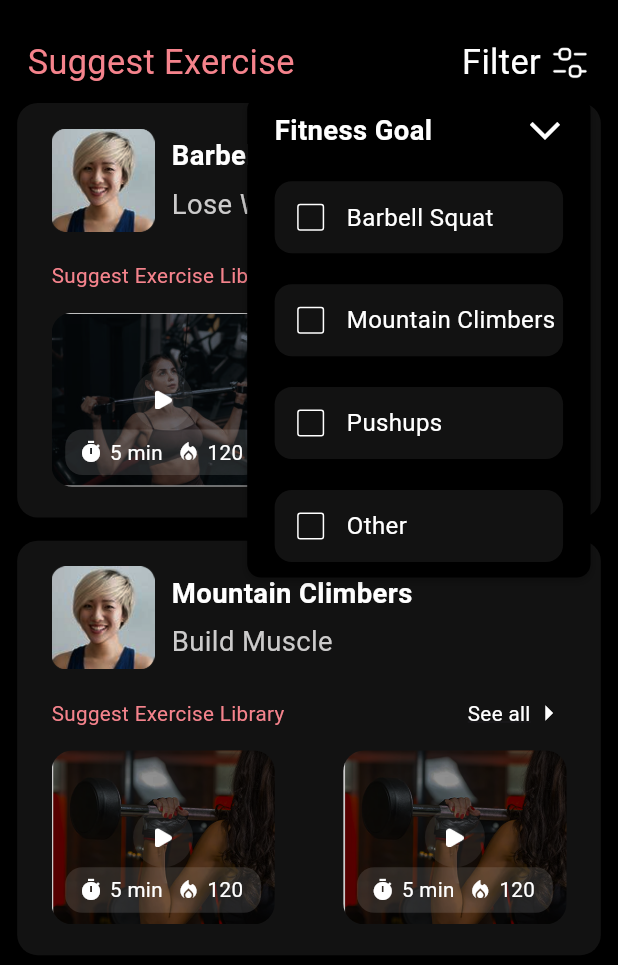
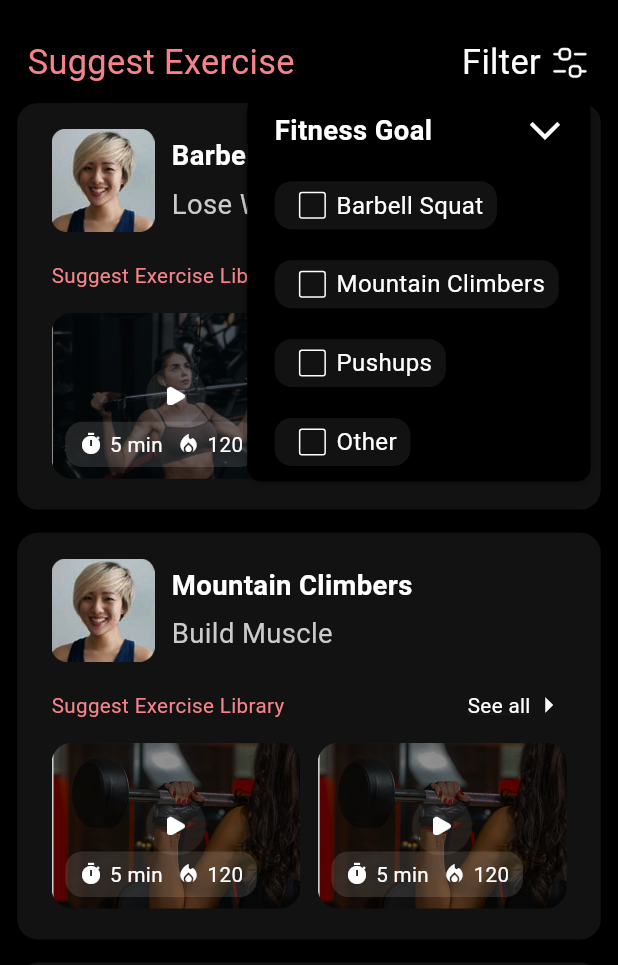
Before and after one commit to Tarikul-Islam-Shykat/omega_web_inv_v2, a Flutter app: the WorkoutPage screen opened directly, after a tap on "Filter", on a phone screen of 412 x 824 dp, the part 271-1236 px from its top. Run offline on Flutter 3.47's test engine with Material 3 defaults, Android fonts, the phone set to English and light mode, and no system bars; our stand-ins replace cached_network_image, dropdown_button2, fl_chart, flutter_easyloading, flutter_screenutil, flutter_spinkit and 10 more; accounts and stored records are empty; Roboto replaces fonts that are missing (Krub).

Commit message:
final update

```diff
--- a/lib/User/Views/features/Workouts/workout_page.dart
+++ b/lib/User/Views/features/Workouts/workout_page.dart
@@ -348,6 +348,7 @@ class _CustomDropdownWithFilterState extends State<CustomDropdownWithFilter> {
                   mainAxisAlignment: MainAxisAlignment.spaceBetween,
                   children: [
                     Flexible(child: _libraryItem(exercise)),
+                    SizedBox(width: 10.w),
                     Flexible(child: _libraryItem(exercise)),
                   ],
                 ),
@@ -361,9 +362,9 @@ class _CustomDropdownWithFilterState extends State<CustomDropdownWithFilter> {
   }
 
   Widget _libraryItem(WorkoutModel workout) {
-    return Container(
-      width: 130.w,
-      height: 90.h,
+    return AspectRatio(
+      aspectRatio: 3 / 2,
+      child: Container(
         decoration: BoxDecoration(
           borderRadius: BorderRadius.circular(12.r),
           image: DecorationImage(
@@ -396,7 +397,9 @@ class _CustomDropdownWithFilterState extends State<CustomDropdownWithFilter> {
                   borderRadius: BorderRadius.circular(10.r),
                 ),
                 padding: EdgeInsets.symmetric(horizontal: 8.w, vertical: 4.h),
+                child: FittedBox(
                   child: Row(
+                    mainAxisSize: MainAxisSize.min,
                     children: [
                       Icon(Icons.timer, size: 14.sp, color: Colors.white),
                       SizedBox(width: 4.w),
@@ -419,7 +422,9 @@ class _CustomDropdownWithFilterState extends State<CustomDropdownWithFilter> {
                   ),
                 ),
               ),
+            ),
           ],
+        ),
       ),
     );
   }
@@ -527,7 +532,7 @@ class _CustomDropdownWithFilterState extends State<CustomDropdownWithFilter> {
                   ...List.generate(_options.length, (index) {
                     return GestureDetector(
                       onTap: () => _toggleOption(index),
-                      child: Container(
+                      child: Padding(
                         padding: EdgeInsets.symmetric(
                           horizontal: 16.w,
                           vertical: 8.h,
@@ -537,7 +542,9 @@ class _CustomDropdownWithFilterState extends State<CustomDropdownWithFilter> {
                             color: Colors.white.withAlpha(18),
                             borderRadius: BorderRadius.circular(10.r),
                           ),
+                          padding: EdgeInsets.symmetric(horizontal: 8.w),
                           child: Row(
+                            mainAxisSize: MainAxisSize.min,
                             children: [
                               Checkbox(
                                 value: _selectedOptions[index],
@@ -545,12 +552,19 @@ class _CustomDropdownWithFilterState extends State<CustomDropdownWithFilter> {
                                 activeColor: Colors.transparent,
                                 checkColor: Colors.white,
                                 side: BorderSide(color: Colors.white),
+                                materialTapTargetSize:
+                                    MaterialTapTargetSize.shrinkWrap,
+                                visualDensity: VisualDensity.compact,
                               ),
-                              Text(
+                              Flexible(
+                                // Prevent text overflow
+                                child: Text(
                                   _options[index],
                                   style: TextStyle(
                                     color: Colors.white,
                                     fontSize: 14.sp,
+                                  ),
+                                  overflow: TextOverflow.ellipsis,
                                 ),
                               ),
                             ],
--- a/lib/main.dart
+++ b/lib/main.dart
@@ -2,6 +2,7 @@ import 'package:flutter/material.dart';
 import 'package:flutter_easyloading/flutter_easyloading.dart';
 import 'package:flutter_screenutil/flutter_screenutil.dart';
 import 'package:get/get.dart';
+import 'package:google_fonts/google_fonts.dart';
 import 'package:omega_web_inv/User/Views/features/Home/controller/goal_controller.dart';
 import 'core/const/app_colors.dart';
 import 'route/route.dart';
@@ -44,6 +45,9 @@ class MyApp extends StatelessWidget {
             getPages: AppRoute.routes,
             initialRoute: AppRoute.splashScreen,
             builder: EasyLoading.init(),
+            theme: ThemeData(
+              textTheme: GoogleFonts.krubTextTheme(Theme.of(context).textTheme),
+            ),
             // home: WorkoutPage(),
           ),
     );
```
Lines whose indentation alone changed are shown as unchanged.
